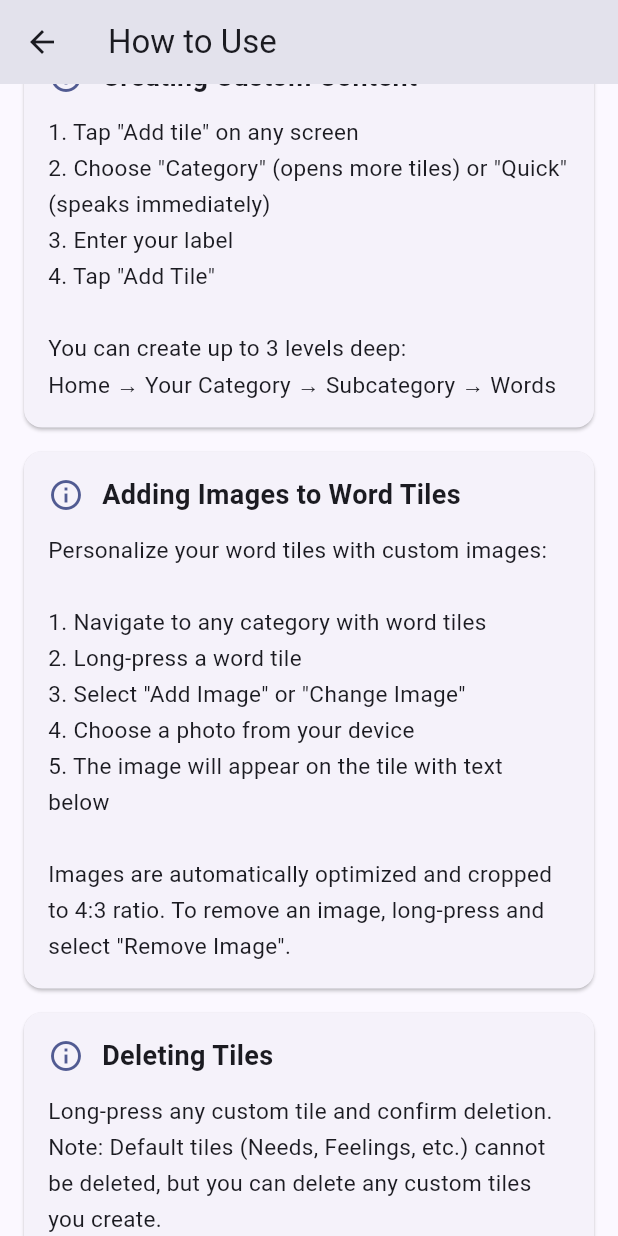
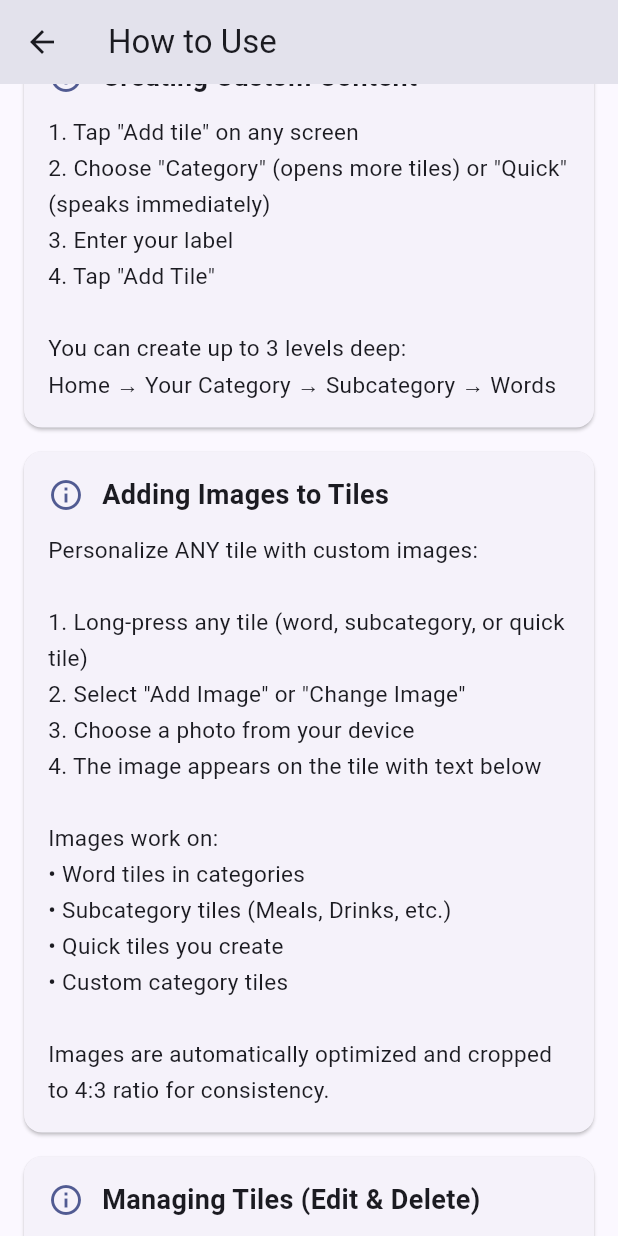
Before and after one commit to philivee-glitch/commease-textspeech, a Flutter app: the HowToUsePage screen opened directly, scrolled down 1152 dp, on a phone screen of 412 x 824 dp. Run offline on Flutter 3.47's test engine with Material 3 defaults, Android fonts, the phone set to English and light mode, and no system bars; our stand-ins replace file_picker, flutter_tts, package_info_plus, share_plus, shared_preferences; accounts and stored records are empty.

Commit message:
Update How to Use page and bump version to 2.1.0
- Add comprehensive documentation for image features
- Document tile editing and deletion workflows
- Add warning about subcategory deletion
- Update to version 2.1.0+6 for Play Store release

```diff
--- a/lib/screens/info/how_to_use_page.dart
+++ b/lib/screens/info/how_to_use_page.dart
@@ -44,23 +44,28 @@ class HowToUsePage extends StatelessWidget {
           ),
           _buildSection(
             context,
-            'Adding Images to Word Tiles',
-            'Personalize your word tiles with custom images:\n\n1. Navigate to any category with word tiles\n2. Long-press a word tile\n3. Select "Add Image" or "Change Image"\n4. Choose a photo from your device\n5. The image will appear on the tile with text below\n\nImages are automatically optimized and cropped to 4:3 ratio. To remove an image, long-press and select "Remove Image".',
+            'Adding Images to Tiles',
+            'Personalize ANY tile with custom images:\n\n1. Long-press any tile (word, subcategory, or quick tile)\n2. Select "Add Image" or "Change Image"\n3. Choose a photo from your device\n4. The image appears on the tile with text below\n\nImages work on:\n• Word tiles in categories\n• Subcategory tiles (Meals, Drinks, etc.)\n• Quick tiles you create\n• Custom category tiles\n\nImages are automatically optimized and cropped to 4:3 ratio for consistency.',
           ),
           _buildSection(
             context,
-            'Deleting Tiles',
-            'Long-press any custom tile and confirm deletion. Note: Default tiles (Needs, Feelings, etc.) cannot be deleted, but you can delete any custom tiles you create.',
+            'Managing Tiles (Edit & Delete)',
+            'Long-press any tile to access the tile menu:\n\n• Add/Change Image: Add or replace the tile image\n• Remove Image: Delete the current image\n• Edit Tile/Word: Rename the tile or word\n• Delete Tile/Word: Remove the tile completely\n\nNote: You can edit and add images to default tiles (like "Meals" or "Drinks"), but you cannot delete default tiles - only custom tiles you create can be deleted.',
+          ),
+          _buildSection(
+            context,
+            'Deleting Subcategories',
+            'When deleting a subcategory:\n\n1. Long-press the subcategory tile\n2. Select "Delete Subcategory"\n3. Confirm deletion\n\nWarning: This will delete the subcategory AND all words inside it. This action cannot be undone unless you have a backup.',
           ),
           _buildSection(
             context,
             'Building Sentences',
-            'In word lists, tap multiple words to build a sentence. Your selection appears at the bottom. Tap the speaker icon to speak the full sentence, or the X to clear.',
+            'In word lists, tap multiple words to build a sentence:\n\n1. Tap words in order\n2. Your selection appears at the bottom\n3. Tap the speaker icon to speak the full sentence\n4. Tap the X to clear and start over\n\nPerfect for constructing longer phrases!',
           ),
           _buildSection(
             context,
             'Adjusting Display Size',
-            'Tap the grid icon (⊞) in the top right corner to access size controls:\n\n• Text Size slider: Adjusts font size (100% - 300%)\n• Tile Size slider: Adjusts tile dimensions (80% - 200%)\n\nText and tiles resize independently for optimal accessibility.',
+            'Tap the grid icon (⊞) in the top right corner to access size controls:\n\n• Text Size slider: Adjusts font size (100% - 300%)\n• Tile Size slider: Adjusts tile dimensions (80% - 200%)\n\nText and tiles resize independently across all screens for optimal accessibility and comfort.',
           ),
           _buildSection(
             context,
@@ -75,12 +80,12 @@ class HowToUsePage extends StatelessWidget {
           _buildSection(
             context,
             'Backup & Restore',
-            'Save your custom vocabulary:\n\n1. Open menu → Backup & Restore\n2. Tap "Create Backup" to save all custom content\n3. Share or save the backup file\n4. Use "Restore from Backup" to reload your content on any device\n\nBackups include all custom tiles and words but not settings.',
+            'Save your custom vocabulary and images:\n\n1. Open menu → Backup & Restore\n2. Tap "Create Backup" to save all custom content\n3. Share or save the backup file\n4. Use "Restore from Backup" to reload your content on any device\n\nBackups include:\n• All custom tiles and words\n• All custom images\n• Category organization\n\nBackups do NOT include:\n• Voice settings\n• Display size settings',
           ),
           _buildSection(
             context,
             'Tips for Best Experience',
-            '• Use the text-to-speech input for spontaneous communication\n• Add images to commonly used words for better recognition\n• Test different voices to find one that works offline\n• Use the Yes/No screen for quick binary questions\n• Create custom categories for frequently used phrases\n• Adjust text and tile sizes independently for comfort\n• Make regular backups of your custom vocabulary\n• Enable "Use System Default Voice" if experiencing voice issues',
+            '• Use the text-to-speech input for spontaneous communication\n• Add images to commonly used words for better recognition\n• Long-press tiles to access edit and image options\n• Test different voices to find one that works offline\n• Use the Yes/No screen for quick binary questions\n• Create custom categories for frequently used phrases\n• Adjust text and tile sizes independently for comfort\n• Make regular backups of your custom vocabulary\n• Enable "Use System Default Voice" if experiencing voice issues\n• Images automatically update when changed - no need to restart',
           ),
           const SizedBox(height: 24),
         ],
--- a/pubspec.yaml
+++ b/pubspec.yaml
@@ -1,7 +1,7 @@
 name: commease
 description: "CommEase — a tile-based communication aid with on-device TTS."
 publish_to: "none"
-version: 2.0.1+5
+version: 2.1.0+6
 environment:
   sdk: ">=3.8.0 <4.0.0"
 dependencies:
@@ -12,6 +12,7 @@ dependencies:
   image: ^4.0.17
   package_info_plus: ^8.0.0
   path_provider: ^2.1.5
+  reorderable_grid_view: ^2.2.8
   share_plus: ^12.0.0
   shared_preferences: ^2.3.2
   url_launcher: ^6.3.2
```
